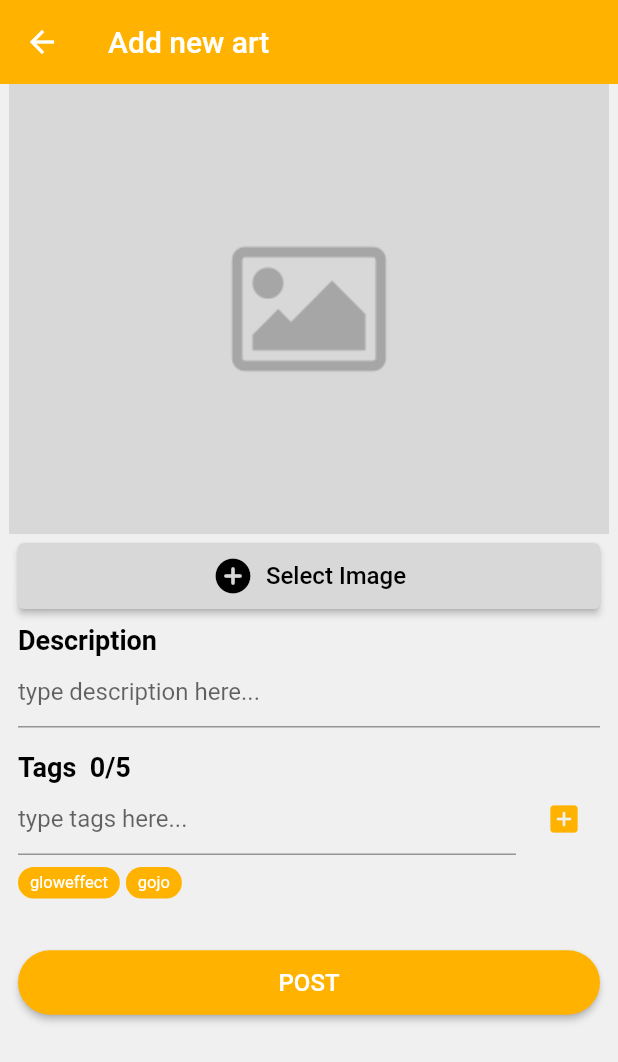
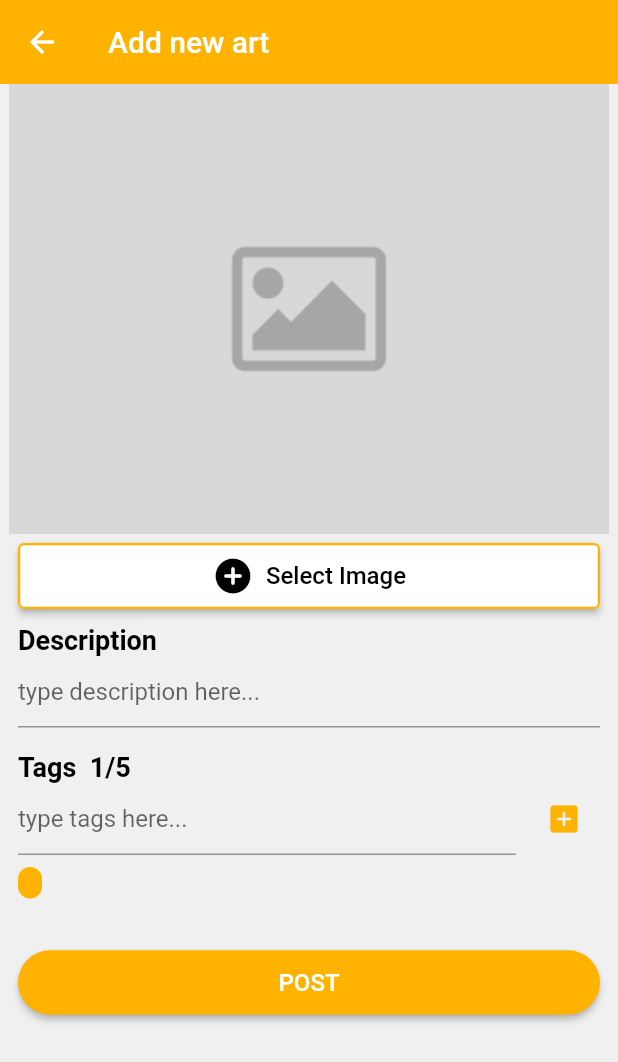
Before and after one commit to SithumDilanga/anime-fanarts, a Flutter app: the AddNewArt screen opened directly, after a tap on the "add box" icon, on a phone screen of 412 x 824 dp. Shown: the top 1062 px of the screen. Run offline on Flutter 3.47's test engine with Material 2 defaults, Android fonts, the phone set to English and light mode, and no system bars; our stand-ins replace cached_network_image, flutter_spinkit, fluttertoast, image_picker, readmore, shared_preferences; accounts and stored records are empty; network calls fail.

Commit message:
📇 add new art UI

```diff
--- a/lib/add_new_art.dart
+++ b/lib/add_new_art.dart
@@ -1,4 +1,5 @@
 import 'package:flutter/material.dart';
+import 'package:fluttertoast/fluttertoast.dart';
 
 class AddNewArt extends StatefulWidget {
   const AddNewArt({ Key? key }) : super(key: key);
@@ -8,6 +9,12 @@ class AddNewArt extends StatefulWidget {
 }
 
 class _AddNewArtState extends State<AddNewArt> {
+
+  List<String> tagList = [];
+
+  final tagTextController = TextEditingController();
+
+
   @override
   Widget build(BuildContext context) {
     return Scaffold(
@@ -18,7 +25,8 @@ class _AddNewArtState extends State<AddNewArt> {
           'Add new art'
         ),
       ),
-      body: Column(
+      body: SingleChildScrollView(
+        child: Column(
           children: [
             Image.asset(
               'assets/images/placeholder-image.png'
@@ -57,7 +65,11 @@ class _AddNewArtState extends State<AddNewArt> {
                       ),
                     ),
                     style: ElevatedButton.styleFrom(
-                    primary: Color(0xffD8D8D8),
+                      primary: Colors.white, //Color(0xffD8D8D8),
+                      side: BorderSide(
+                        width: 1.5,
+                        color: Colors.amber[600]!
+                      )
                     ),
                     onPressed: () {
                       // Navigator.push(
@@ -95,7 +107,7 @@ class _AddNewArtState extends State<AddNewArt> {
                   ),
                   SizedBox(height: 16.0,),
                   Text(
-                  'Tags  0/5',
+                    'Tags  ${tagList.length}/5',
                     style: TextStyle(
                       fontSize: 18.0,
                       color: Colors.black,
@@ -108,6 +120,7 @@ class _AddNewArtState extends State<AddNewArt> {
                         children: [
                           Expanded(
                             child: TextFormField(
+                              controller: tagTextController,
                               cursorColor: Colors.amber[700],
                               decoration: InputDecoration(
                                 focusedBorder: UnderlineInputBorder(
@@ -134,14 +147,37 @@ class _AddNewArtState extends State<AddNewArt> {
                             ),
                             onPressed: () {
 
+                              if(tagList.length < 5) {
+
+                                setState(() {
+                                  tagList.add(tagTextController.text);
+                                });
+
+                                tagTextController.clear();
+
+                              } else {
+                                Fluttertoast.showToast(
+                                  msg: "you can only add maximun 5 tags!",
+                                  toastLength: Toast.LENGTH_SHORT,
+                                );
+                              }
+
                             },
                           )
                         ],
                       ),
                       SizedBox(height: 8.0,),
-                    Row(
+                      SingleChildScrollView(
+                        scrollDirection: Axis.horizontal,
+                        child: Container(
+                          width: MediaQuery.of(context).size.width,
+                          child: Row(
+                            mainAxisSize: MainAxisSize.max,
                             children: [
-                        Container(
+                              for(String tag in tagList)
+                                Padding(
+                                  padding: const EdgeInsets.only(right: 4.0),
+                                  child: Container(
                                     decoration: BoxDecoration(
                                       color: Colors.amber[600],
                                       borderRadius: BorderRadius.circular(32)
@@ -152,7 +188,7 @@ class _AddNewArtState extends State<AddNewArt> {
                                         vertical: 4.0
                                       ),
                                       child: Text(
-                              'gloweffect',
+                                        '$tag',
                                         style: TextStyle(
                                           fontSize: 11,
                                           color: Colors.white
@@ -160,27 +196,30 @@ class _AddNewArtState extends State<AddNewArt> {
                                       ),
                                     ),
                                   ),
-                        SizedBox(width: 4.0,),
-                        Container(
-                          decoration: BoxDecoration(
-                            color: Colors.amber[600],
-                            borderRadius: BorderRadius.circular(32)
                                 ),
-                          child: Padding(
-                            padding: const EdgeInsets.symmetric(
-                              horizontal: 8.0,
-                              vertical: 4.0
-                            ),
-                            child: Text(
-                              'gojo',
-                              style: TextStyle(
-                                fontSize: 11,
-                                color: Colors.white
+                              // SizedBox(width: 4.0,),
+                              // Container(
+                              //   decoration: BoxDecoration(
+                              //     color: Colors.amber[600],
+                              //     borderRadius: BorderRadius.circular(32)
+                              //   ),
+                              //   child: Padding(
+                              //     padding: const EdgeInsets.symmetric(
+                              //       horizontal: 8.0,
+                              //       vertical: 4.0
+                              //     ),
+                              //     child: Text(
+                              //       'gojo',
+                              //       style: TextStyle(
+                              //         fontSize: 11,
+                              //         color: Colors.white
+                              //       ),
+                              //     ),
+                              //   ),
+                              // )
+                            ],
                           ),
                         ),
-                          ),
-                        )
-                      ],
                       )
                     ],
                   ),
@@ -211,6 +250,14 @@ class _AddNewArtState extends State<AddNewArt> {
                         //   context,
                         //   MaterialPageRoute(builder: (context) => const AddNewArt()),
                         // );
+
+                        if(tagList.isEmpty) {
+                          Fluttertoast.showToast(
+                            msg: "please at least add one tag!",
+                            toastLength: Toast.LENGTH_SHORT,
+                          );
+                        }
+
                       },
                     ),
                   )
@@ -219,6 +266,7 @@ class _AddNewArtState extends State<AddNewArt> {
             ),
           ],
         ),
+      ),
     );
   }
 }
```
Lines whose indentation alone changed are shown as unchanged.
